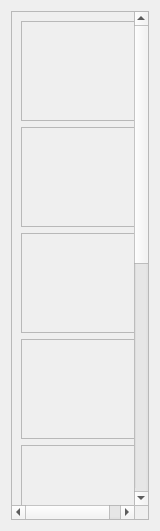
First picture: the form in forms/PreviewPanel.ui, repository LuminanceHDR/LuminanceHDR, before the edit.
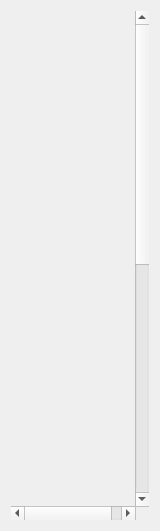
Second picture: the form after the edit.

Commit message: Flat style for Preview Panel

The edit to the form file:
```diff
--- a/forms/PreviewPanel.ui
+++ b/forms/PreviewPanel.ui
@@ -28,6 +28,12 @@
   <layout class="QGridLayout" name="gridLayout">
    <item row="0" column="0">
     <widget class="QScrollArea" name="scrollArea">
+     <property name="frameShape">
+      <enum>QFrame::NoFrame</enum>
+     </property>
+     <property name="frameShadow">
+      <enum>QFrame::Plain</enum>
+     </property>
      <property name="widgetResizable">
       <bool>true</bool>
      </property>
@@ -35,8 +41,8 @@
       <property name="geometry">
        <rect>
         <x>0</x>
-        <y>-425</y>
-        <width>131</width>
+        <y>-419</y>
+        <width>137</width>
         <height>942</height>
        </rect>
       </property>
@@ -61,10 +67,10 @@
             <string>Mantiuk '06</string>
            </property>
            <property name="frameShape">
-            <enum>QFrame::StyledPanel</enum>
+            <enum>QFrame::NoFrame</enum>
            </property>
            <property name="frameShadow">
-            <enum>QFrame::Raised</enum>
+            <enum>QFrame::Plain</enum>
            </property>
           </widget>
          </item>
@@ -86,10 +92,10 @@
             <string>Mantiuk '08</string>
            </property>
            <property name="frameShape">
-            <enum>QFrame::StyledPanel</enum>
+            <enum>QFrame::NoFrame</enum>
            </property>
            <property name="frameShadow">
-            <enum>QFrame::Raised</enum>
+            <enum>QFrame::Plain</enum>
            </property>
           </widget>
          </item>
@@ -111,10 +117,10 @@
             <string>Fattal</string>
            </property>
            <property name="frameShape">
-            <enum>QFrame::StyledPanel</enum>
+            <enum>QFrame::NoFrame</enum>
            </property>
            <property name="frameShadow">
-            <enum>QFrame::Raised</enum>
+            <enum>QFrame::Plain</enum>
            </property>
           </widget>
          </item>
@@ -136,10 +142,10 @@
             <string>Drago</string>
            </property>
            <property name="frameShape">
-            <enum>QFrame::StyledPanel</enum>
+            <enum>QFrame::NoFrame</enum>
            </property>
            <property name="frameShadow">
-            <enum>QFrame::Raised</enum>
+            <enum>QFrame::Plain</enum>
            </property>
           </widget>
          </item>
@@ -161,10 +167,10 @@
             <string>Durand</string>
            </property>
            <property name="frameShape">
-            <enum>QFrame::StyledPanel</enum>
+            <enum>QFrame::NoFrame</enum>
            </property>
            <property name="frameShadow">
-            <enum>QFrame::Raised</enum>
+            <enum>QFrame::Plain</enum>
            </property>
           </widget>
          </item>
```
Left out of the diff: 16 changed lines with no effect on the pictures.
